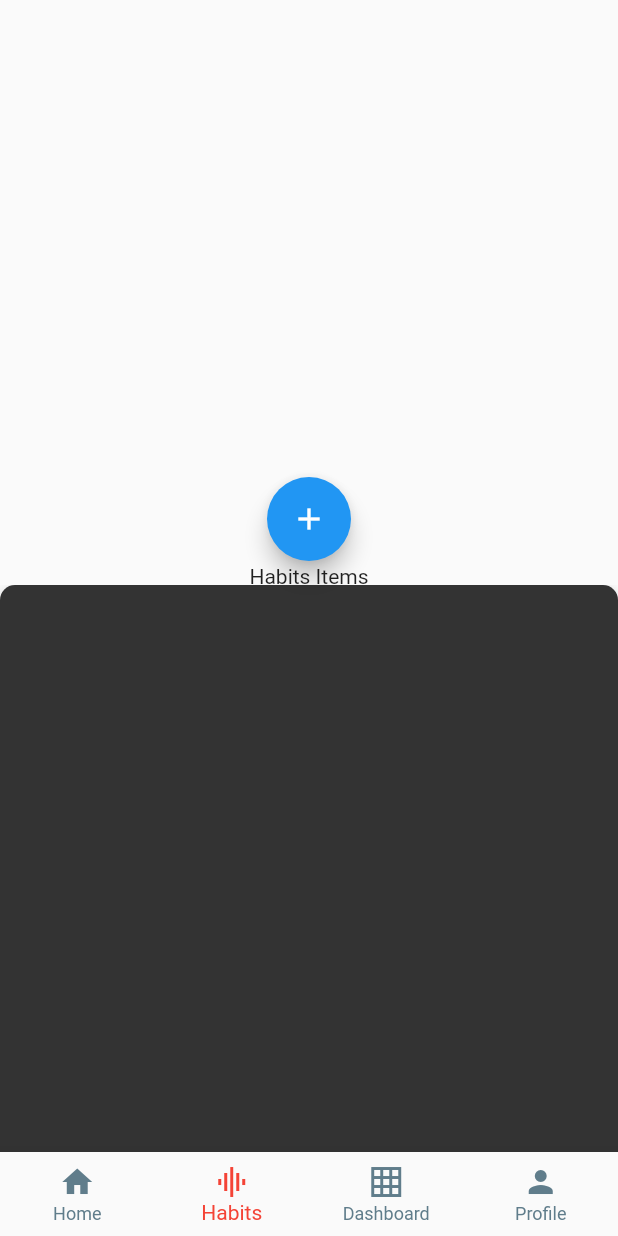
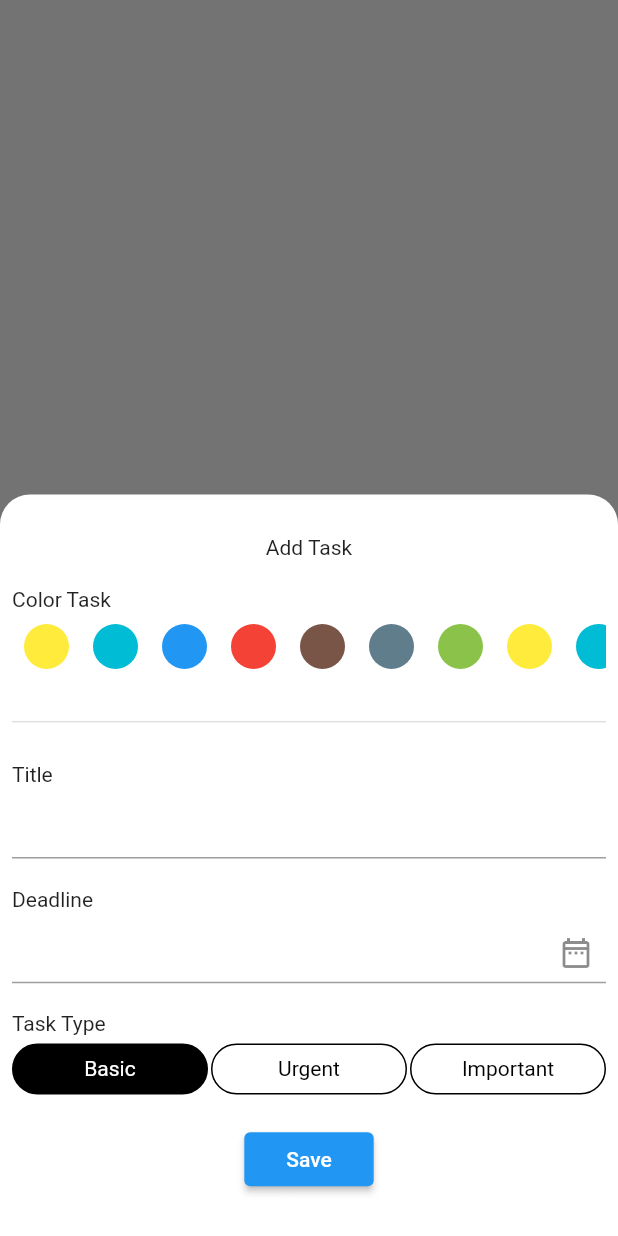
Before and after one commit to Suman2023/SmallApps, a Flutter app: the MainScreen screen opened directly, item 2 of the bottom bar chosen, after a tap on the "add" icon, on a phone screen of 412 x 824 dp. Run offline on Flutter 3.47's test engine with Material 2 defaults, Android fonts, the phone set to English and light mode, and no system bars; our stand-ins replace dio, flutter_riverpod, get_it, hive, hive_flutter; accounts and stored records are empty; network calls fail.

```diff
--- /dev/null
+++ b/todo/lib/providers/todo_providers.dart
@@ -0,0 +1,9 @@
+import 'package:flutter_riverpod/flutter_riverpod.dart';
+import 'package:todo/locator.dart';
+import 'package:todo/services/api_service.dart';
+
+final getAllTasksProvider =
+    FutureProvider<List<Map<String, String>>>((ref) async {
+  var allHabits = await locator<ApiService>().getAllHabits();
+  return allHabits;
+});
--- /dev/null
+++ b/todo/lib/services/api_service.dart
@@ -0,0 +1,43 @@
+import 'package:dio/dio.dart';
+import 'package:hive_flutter/hive_flutter.dart';
+
+class ApiService {
+  final Dio _dio = Dio();
+  final Box _box = Hive.box('accounts');
+  final _baseUrl = 'https://all-task-manager.herokuapp.com/api/';
+
+  Future<Map<dynamic, dynamic>?> getToken(
+      {required String username, required String password}) async {
+    Map<dynamic, dynamic>? result;
+
+    print(username + " " + password);
+    try {
+      Response response = await _dio.post(_baseUrl + 'account/login/',
+          data: {'username': username, 'password': password});
+      result = response.data;
+    } on DioError catch (e) {
+      print(e.message);
+    }
+    return result;
+  }
+
+  Future<List<Map<String, String>>> getAllHabits() async {
+    List<Map<String, String>> result = [];
+    try {
+      print("Hello from all habits");
+      String? token = _box.get('token');
+      print(token);
+      Response response = await _dio.get(_baseUrl + 'all-habits/',
+          options: Options(headers: {'authorization': "Token $token"}));
+
+      for (var item in response.data) {
+        result.add({'habit_name': item['habit_name']});
+      }
+      print(response.data);
+    } on DioError catch (e) {
+      print(e.message);
+    }
+
+    return result;
+  }
+}
--- /dev/null
+++ b/todo/lib/views/add_todo.dart
@@ -0,0 +1,128 @@
+import 'package:flutter/material.dart';
+import 'package:todo/views/home_screen.dart';
+
+class AddTodoScreen extends StatelessWidget {
+  AddTodoScreen({Key? key}) : super(key: key);
+
+  List taskColors = const [
+    Colors.yellow,
+    Colors.cyan,
+    Colors.blue,
+    Colors.red,
+    Colors.brown,
+    Colors.blueGrey,
+    Colors.lightGreen,
+  ];
+
+  @override
+  Widget build(BuildContext context) {
+    return Column(
+      mainAxisAlignment: MainAxisAlignment.spaceEvenly,
+      children: [
+        const Text("Add Task"),
+        Column(
+          crossAxisAlignment: CrossAxisAlignment.start,
+          children: [
+            const Text("Color Task"),
+            SingleChildScrollView(
+              scrollDirection: Axis.horizontal,
+              child: Row(
+                mainAxisAlignment: MainAxisAlignment.start,
+                children: [
+                  for (var i = 0; i < 14; i++) smallColorCircle(30, i % 7)
+                ],
+              ),
+            ),
+          ],
+        ),
+        Divider(
+          thickness: 1,
+        ),
+        Column(
+          crossAxisAlignment: CrossAxisAlignment.start,
+          children: [
+            Text("Title"),
+            TextField(
+              decoration: InputDecoration(),
+            ),
+          ],
+        ),
+        Column(
+          crossAxisAlignment: CrossAxisAlignment.start,
+          children: [
+            Text("Deadline"),
+            TextField(
+              decoration: InputDecoration(
+                  suffixIcon: IconButton(
+                      onPressed: () {},
+                      icon: IconButton(
+                          onPressed: () async {
+                            await showTimePicker(
+                                context: context, initialTime: TimeOfDay.now());
+                            await showDatePicker(
+                                context: context,
+                                initialDate: DateTime.now(),
+                                firstDate: DateTime.now(),
+                                lastDate: DateTime(2023));
+                          },
+                          icon: Icon(Icons.date_range_outlined)))),
+            ),
+          ],
+        ),
+        Column(
+          crossAxisAlignment: CrossAxisAlignment.start,
+          children: [
+            Text("Task Type"),
+            SizedBox(
+              height: 5,
+            ),
+            Row(
+              children: [
+                StateChip(
+                    border: Border.all(),
+                    title: "Basic",
+                    bgColor: Colors.black,
+                    textColor: Colors.white),
+                const SizedBox(
+                  width: 2,
+                ),
+                StateChip(
+                    border: Border.all(),
+                    title: "Urgent",
+                    bgColor: Colors.white,
+                    textColor: Colors.black),
+                const SizedBox(
+                  width: 2,
+                ),
+                StateChip(
+                    border: Border.all(),
+                    title: "Important",
+                    bgColor: Colors.white,
+                    textColor: Colors.black)
+              ],
+            ),
+          ],
+        ),
+        ElevatedButton(
+            onPressed: () {},
+            child: Padding(
+              padding: const EdgeInsets.symmetric(horizontal: 12),
+              child: Text("Save"),
+            ))
+      ],
+    );
+  }
+
+  Widget smallColorCircle(double width, int index) {
+    return Padding(
+      padding: const EdgeInsets.all(8.0),
+      child: Container(
+        height: width,
+        width: width,
+        decoration: BoxDecoration(
+            color: taskColors[index],
+            borderRadius: BorderRadius.circular(width / 2)),
+      ),
+    );
+  }
+}
--- a/todo/lib/views/home_screen.dart
+++ b/todo/lib/views/home_screen.dart
@@ -1,6 +1,7 @@
 import 'package:flutter/material.dart';
 import 'package:flutter_riverpod/flutter_riverpod.dart';
 import 'package:todo/providers/homescreen_providers.dart';
+import 'package:todo/providers/todo_providers.dart';
 
 class HomeScreen extends ConsumerWidget {
   HomeScreen({Key? key}) : super(key: key);
@@ -104,16 +105,27 @@ class TasksView extends StatelessWidget {
 
   @override
   Widget build(BuildContext context) {
-    return ListView.builder(
-        itemCount: title == "Today"
-            ? 10
-            : title == "Upcoming"
-                ? 5
-                : 1,
-        itemBuilder: ((context, index) => taskCard()));
+    return Consumer(builder: (context, ref, child) {
+      final _getAllHabits = ref.watch(getAllTasksProvider);
+      return _getAllHabits.when(
+          data: (_data) => _data.isNotEmpty
+              ? ListView.builder(
+                  itemCount: _data.length,
+                  itemBuilder: ((context, index) =>
+                      taskCard(task: _data[index])))
+              : Center(
+                  child: Text("All DOne for the day"),
+                ),
+          error: (_, __) => Center(
+                child: Text("SOmething went wrong please retry"),
+              ),
+          loading: () => Center(
+                child: CircularProgressIndicator(),
+              ));
+    });
   }
 
-  Widget taskCard() {
+  Widget taskCard({required Map<String, String> task}) {
     return Card(
       shape: RoundedRectangleBorder(borderRadius: BorderRadius.circular(16)),
       child: Padding(
@@ -140,8 +152,8 @@ class TasksView extends StatelessWidget {
                 IconButton(onPressed: () {}, icon: const Icon(Icons.edit))
               ],
             ),
-            const Text(
-              "Title",
+            Text(
+              task['habit_name'].toString(),
               style: TextStyle(fontSize: 24),
             ),
             SizedBox(height: 10),
@@ -170,8 +182,10 @@ class TasksView extends StatelessWidget {
 class StateChip extends StatelessWidget {
   final String title;
   final Color bgColor, textColor;
+  final BoxBorder? border;
   const StateChip(
       {Key? key,
+      this.border,
       required this.title,
       required this.bgColor,
       required this.textColor})
@@ -210,6 +224,7 @@ class StateChip extends StatelessWidget {
             padding: const EdgeInsets.symmetric(horizontal: 14, vertical: 8),
             decoration: BoxDecoration(
               color: bgColor,
+              border: border,
               borderRadius: BorderRadius.circular(100),
             ),
             child: Center(
--- a/todo/lib/views/main_screen.dart
+++ b/todo/lib/views/main_screen.dart
@@ -1,6 +1,7 @@
 import 'package:flutter/material.dart';
 import 'package:flutter_riverpod/flutter_riverpod.dart';
 import 'package:todo/providers/bottom_navbar_provider.dart';
+import 'package:todo/views/add_todo.dart';
 import 'package:todo/views/dashboard_screen.dart';
 import 'package:todo/views/habits_screen.dart';
 import 'package:todo/views/home_screen.dart';
@@ -22,24 +23,19 @@ class MainScreen extends ConsumerWidget {
     final _addButtonVisible = ref.watch(addButtonProvider.state);
     return SafeArea(
       child: Scaffold(
-        floatingActionButton: _addButtonVisible.state
-            ? FloatingActionButton(
-                onPressed: () {
-                  // _addButtonVisible.state = false;
-
-                  ScaffoldMessenger.of(context).showSnackBar(SnackBar(
-                      shape: RoundedRectangleBorder(
-                          borderRadius: BorderRadius.only(
-                              topLeft: Radius.circular(10),
-                              topRight: Radius.circular(10))),
-                      content: SingleChildScrollView(
-                          child: Container(
-                        height: 350,
-                      ))));
-                },
-                child: const Icon(Icons.add),
-              )
-            : null,
+        floatingActionButton: FloatingActionButton(
+          onPressed: () {
+            // _addButtonVisible.state = false
+            showModalBottomSheet(
+                isScrollControlled: true,
+                backgroundColor: Colors.transparent,
+                context: context,
+                builder: (context) {
+                  return bottomSheet();
+                });
+          },
+          child: const Icon(Icons.add),
+        ),
         floatingActionButtonLocation: FloatingActionButtonLocation.centerDocked,
         bottomNavigationBar: BottomNavigationBar(
           selectedItemColor: Colors.red,
@@ -66,4 +62,19 @@ class MainScreen extends ConsumerWidget {
       ),
     );
   }
+
+  Widget bottomSheet() {
+    return DraggableScrollableSheet(
+        initialChildSize: 0.6,
+        minChildSize: 0.6,
+        maxChildSize: 0.8,
+        builder: ((context, scrollController) => Container(
+              padding: const EdgeInsets.all(8),
+              decoration: const BoxDecoration(
+                  color: Colors.white,
+                  borderRadius:
+                      BorderRadius.vertical(top: Radius.circular(20))),
+              child: AddTodoScreen(),
+            )));
+  }
 }
--- a/todo/lib/views/profile_screen.dart
+++ b/todo/lib/views/profile_screen.dart
@@ -1,12 +1,22 @@
 import 'package:flutter/material.dart';
+import 'package:hive_flutter/hive_flutter.dart';
 
 class ProfileScreen extends StatelessWidget {
-  const ProfileScreen({Key? key}) : super(key: key);
-
+  ProfileScreen({Key? key}) : super(key: key);
+  Box accountBox = Hive.box('accounts');
   @override
   Widget build(BuildContext context) {
     return Container(
-      child: Center(child: Text("Profile")),
-    );
+        child: ValueListenableBuilder(
+            valueListenable: accountBox.listenable(),
+            builder: (context, Box<dynamic> box, child) {
+              return Column(
+                children: [
+                  Text(box.get("email")),
+                  Text(box.get("username")),
+                  Text(box.get("token")),
+                ],
+              );
+            }));
   }
 }
```
Also changed, not shown: todo/lib/locator.dart (added, +8 -0 lines), todo/lib/main.dart (+8 -1 lines), todo/lib/providers/authentication_provider.dart (added, +13 -0 lines), todo/lib/views/authentication_screen.dart (added, +321 -0 lines).
